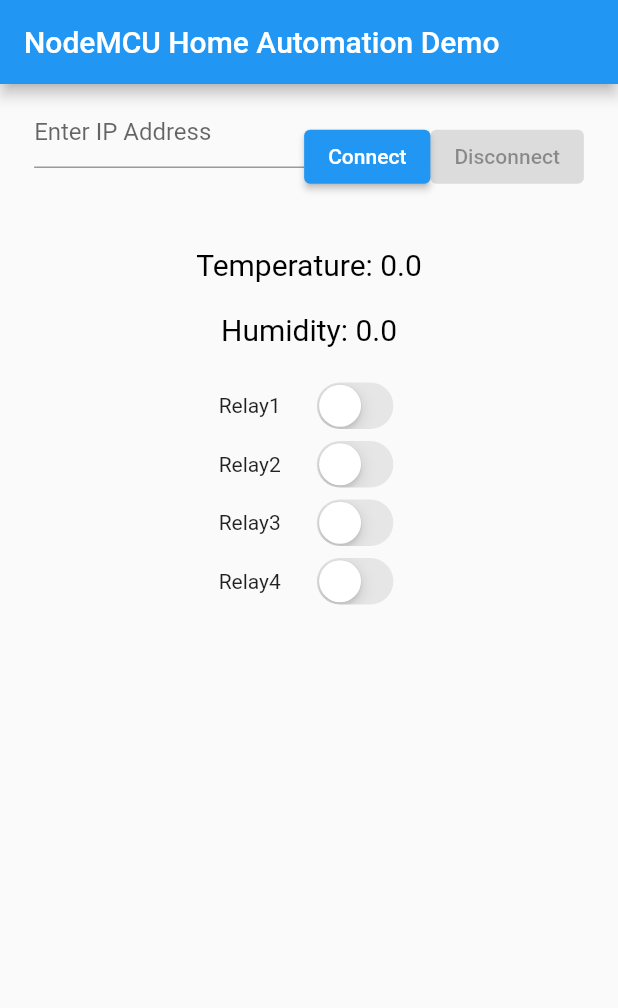
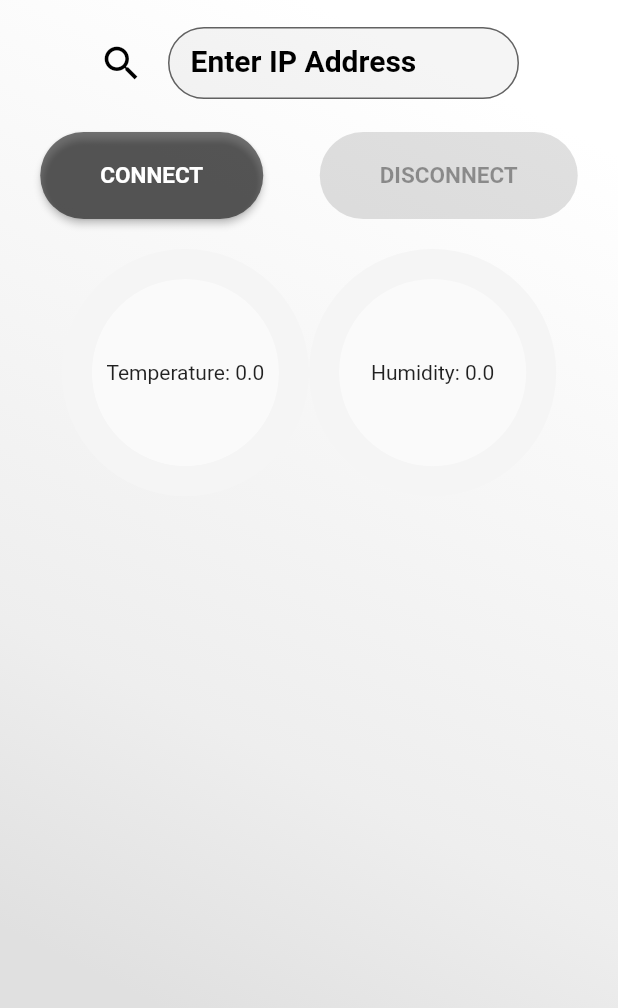
Before and after one commit to ascobani/homeAutomation_ui, a Flutter app: the screen it shows after launch, on a phone screen of 412 x 824 dp. Shown: the top 1008 px of the screen. Run offline on Flutter 3.47's test engine with Material 2 defaults, Android fonts, the phone set to English and light mode, and no system bars; drawn by our look-alikes of fl_chart; our stand-ins replace bloc, bloc_concurrency, equatable, flutter_bloc, stream_transform; missing offline and left inert: regexed_validator.

Commit message:
textfield - button - charts handled

```diff
--- /dev/null
+++ b/lib/constants/home_page_constants.dart
@@ -0,0 +1,35 @@
+import 'package:flutter/cupertino.dart';
+import 'package:flutter/material.dart';
+
+final textFieldDecoration = InputDecoration(
+  contentPadding: const EdgeInsets.symmetric(vertical: 10, horizontal: 15),
+  labelText: "Enter IP Address",
+  labelStyle: const TextStyle(
+    color: Colors.black,
+    fontWeight: FontWeight.bold,
+  ),
+  icon: const Icon(
+    Icons.search,
+    color: Colors.black,
+    size: 30,
+  ),
+  border: OutlineInputBorder(
+    borderRadius: BorderRadius.circular(30),
+    borderSide: BorderSide(color: Colors.black, width: 3),
+  ),
+  focusedBorder: OutlineInputBorder(
+    borderRadius: BorderRadius.circular(30),
+    borderSide: const BorderSide(color: Colors.black, width: 3),
+  ),
+  filled: true,
+  hintText: "Enter IP Address",
+  hintStyle: const TextStyle(color: Colors.black, fontWeight: FontWeight.w400),
+);
+final elevatedButtonStyle = ElevatedButton.styleFrom(
+  backgroundColor: Colors.black54,
+  foregroundColor: Colors.white,
+  padding: EdgeInsets.symmetric(vertical: 20, horizontal: 40),
+  shape: new RoundedRectangleBorder(
+    borderRadius: new BorderRadius.circular(30.0),
+  ),
+);
--- a/lib/home_automation.dart
+++ b/lib/home_automation.dart
@@ -1,5 +1,6 @@
 import 'package:flutter/material.dart';
 import './screens/home_screen.dart';
+import 'screens/home_screen.dart';
 export './observer/global_bloc_observer.dart';
 export 'package:flutter/cupertino.dart';
 export 'package:flutter_bloc/flutter_bloc.dart';
--- a/lib/screens/home_screen.dart
+++ b/lib/screens/home_screen.dart
@@ -1,9 +1,11 @@
+import 'package:fl_chart/fl_chart.dart';
 import 'package:flutter/cupertino.dart';
 import 'package:flutter/material.dart';
 import 'package:flutter_bloc/flutter_bloc.dart';
 import 'package:nodemcu_home_automation/bloc/nodemcu_home_automation_bloc.dart';
 import 'package:regexed_validator/regexed_validator.dart';
 import 'package:web_socket_channel/web_socket_channel.dart';
+import "../constants/home_page_constants.dart";
 
 class HomeScreen extends StatefulWidget {
   const HomeScreen({super.key, required this.title});
@@ -21,6 +23,7 @@ class _HomeScreenState extends State<HomeScreen> {
   @override
   initState() {
     super.initState();
+
     _ipAddressController = TextEditingController();
   }
 
@@ -35,9 +38,6 @@ class _HomeScreenState extends State<HomeScreen> {
     return BlocProvider(
       create: (context) => NodeMCUHomeAutomationBloc(),
       child: Scaffold(
-        appBar: AppBar(
-          title: Text(widget.title),
-        ),
         body: Center(
           child: BlocConsumer<NodeMCUHomeAutomationBloc,
               NodeMCUHomeAutomationState>(
@@ -51,18 +51,36 @@ class _HomeScreenState extends State<HomeScreen> {
               }
             },
             builder: (context, state) {
-              return Padding(
+              final temp = state.data?.temperature ?? 0.0;
+              final tempRemaining = (100.0 - (state.data?.temperature ?? 0));
+              final humidity = state.data?.humidity ?? 0.0;
+              final humidityRemaining = (100.0 - (state.data?.humidity ?? 0));
+              return Container(
+                decoration: BoxDecoration(
+                    gradient: LinearGradient(colors: [
+                  Colors.white,
+                  Colors.grey.shade100,
+                  Colors.grey.shade200,
+                  Colors.grey.shade300
+                ], stops: [
+                  0.1,
+                  0.4,
+                  0.6,
+                  0.8
+                ], begin: Alignment.topRight, end: Alignment.bottomLeft)),
+                child: Padding(
                   padding: const EdgeInsets.all(8.0),
                   child: Column(
                     children: [
-                    Row(
+                      Column(
                         mainAxisAlignment: MainAxisAlignment.center,
                         children: [
                           Form(
                             key: _formKey,
-                          child: SizedBox(
-                            height: 81,
-                            width: 180,
+                            child: Container(
+                              padding: EdgeInsets.all(10),
+                              height: 80,
+                              width: 300,
                               child: TextFormField(
                                   validator: (value) {
                                     if (value == null || value.isEmpty) {
@@ -74,19 +92,24 @@ class _HomeScreenState extends State<HomeScreen> {
                                     return null;
                                   },
                                   controller: _ipAddressController,
-                              decoration: const InputDecoration(
-                                hintText: 'Enter IP Address',
+                                  style: const TextStyle(
+                                      color: Colors.black,
+                                      fontWeight: FontWeight.bold,
+                                      fontSize: 20),
+                                  decoration: textFieldDecoration),
                             ),
                           ),
-                          ),
-                        ),
+                          Row(
+                            mainAxisAlignment: MainAxisAlignment.spaceAround,
+                            children: [
                               ElevatedButton(
                                 onPressed: state.status ==
                                         NodeMCUHomeAutomationStatus.connected
                                     ? null
                                     : () {
                                         if (_formKey.currentState!.validate()) {
-                                    BlocProvider.of<NodeMCUHomeAutomationBloc>(
+                                          BlocProvider.of<
+                                                      NodeMCUHomeAutomationBloc>(
                                                   context)
                                               .add(
                                             ConnectToNodeMCU(
@@ -98,66 +121,153 @@ class _HomeScreenState extends State<HomeScreen> {
                                           );
                                         }
                                       },
-                          child: const Text('Connect'),
+                                style: elevatedButtonStyle,
+                                child: const Text(
+                                  'CONNECT',
+                                  style: TextStyle(
+                                      fontWeight: FontWeight.bold,
+                                      fontSize: 15),
+                                ),
                               ),
                               ElevatedButton(
                                 onPressed: state.status !=
                                         NodeMCUHomeAutomationStatus.connected
                                     ? null
                                     : () {
-                                    BlocProvider.of<NodeMCUHomeAutomationBloc>(
+                                        BlocProvider.of<
+                                                    NodeMCUHomeAutomationBloc>(
                                                 context)
-                                        .add(
-                                      const DisconnectFromNodeMCU(),
-                                    );
+                                            .add(const DisconnectFromNodeMCU());
                                       },
-                            child: const Text('Disconnect')),
+                                style: elevatedButtonStyle,
+                                child: const Text(
+                                  'DISCONNECT',
+                                  style: TextStyle(
+                                      fontWeight: FontWeight.bold,
+                                      fontSize: 15),
+                                ),
+                              ),
+                            ],
+                          )
                         ],
                       ),
                       const SizedBox(height: 20),
+
+                      SizedBox(
+                        width: MediaQuery.of(context).size.width * 0.8,
+                        child: Row(
+                          mainAxisAlignment: MainAxisAlignment.spaceEvenly,
+                          children: [
+                            SizedBox(
+                                width: MediaQuery.of(context).size.width * 0.4,
+                                child: Stack(
+                                    alignment: AlignmentDirectional.center,
+                                    children: [
+                                      pieChart(temp, tempRemaining),
                                       Text(
                                         state.data?.temperature != null
                                             ? 'Temperature: ${state.data!.temperature}'
                                             : 'Temperature: 0.0',
-                      style: TextStyle(color: Colors.black, fontSize: 20),
+                                      )
+                                    ])),
+                            SizedBox(
+                                width: MediaQuery.of(context).size.width * 0.4,
+                                child: Stack(
+                                    alignment: AlignmentDirectional.center,
+                                    children: [
+                                      pieChart(humidity, humidityRemaining),
+                                      Text(state.data?.humidity != null
+                                          ? 'Humidity: ${state.data!.humidity}'
+                                          : 'Humidity: 0.0'),
+                                    ])),
+                          ],
                         ),
-                    const SizedBox(height: 20),
-                    Text(
-                      state.data?.humidity != null
-                          ? 'Humidity: ${state.data!.humidity}'
-                          : 'Humidity: 0.0',
-                      style: TextStyle(color: Colors.black, fontSize: 20),
                       ),
-                    const SizedBox(height: 20),
-                    customCupertinoSwitch(
-                        'Relay1',
-                        state.data?.relay1 ?? false,
-                        (p0) => context
-                            .read<NodeMCUHomeAutomationBloc>()
-                            .add(SendDataToNodeMCU('toggleCh1'))),
-                    customCupertinoSwitch(
-                        'Relay2',
-                        state.data?.relay2 ?? false,
-                        (p0) => context
-                            .read<NodeMCUHomeAutomationBloc>()
-                            .add(SendDataToNodeMCU('toggleCh2'))),
-                    customCupertinoSwitch(
-                        'Relay3',
-                        state.data?.relay3 ?? false,
-                        (p0) => context
-                            .read<NodeMCUHomeAutomationBloc>()
-                            .add(SendDataToNodeMCU('toggleCh3'))),
-                    customCupertinoSwitch(
-                        'Relay4',
-                        state.data?.relay4 ?? false,
-                        (p0) => context
-                            .read<NodeMCUHomeAutomationBloc>()
-                            .add(SendDataToNodeMCU('toggleCh4'))),
+
+                      // Text(
+                      //   state.data?.temperature != null
+                      //       ? 'Temperature: ${state.data!.temperature}'
+                      //       : 'Temperature: 0.0',
+                      //   style: TextStyle(color: Colors.black, fontSize: 20),
+                      // ),
+                      // const SizedBox(height: 20),
+                      // Text(
+                      //   state.data?.humidity != null
+                      //       ? 'Humidity: ${state.data!.humidity}'
+                      //       : 'Humidity: 0.0',
+                      //   style: TextStyle(color: Colors.black, fontSize: 20),
+                      // ),
+                      //const SizedBox(height: 20),
+                      // customCupertinoSwitch(
+                      //     'Relay1',
+                      //     state.data?.relay1 ?? false,
+                      //     (p0) => context
+                      //         .read<NodeMCUHomeAutomationBloc>()
+                      //         .add(SendDataToNodeMCU('toggleCh1'))),
+                      // customCupertinoSwitch(
+                      //     'Relay2',
+                      //     state.data?.relay2 ?? false,
+                      //     (p0) => context
+                      //         .read<NodeMCUHomeAutomationBloc>()
+                      //         .add(SendDataToNodeMCU('toggleCh2'))),
+                      // customCupertinoSwitch(
+                      //     'Relay3',
+                      //     state.data?.relay3 ?? false,
+                      //     (p0) => context
+                      //         .read<NodeMCUHomeAutomationBloc>()
+                      //         .add(SendDataToNodeMCU('toggleCh3'))),
+                      // customCupertinoSwitch(
+                      //     'Relay4',
+                      //     state.data?.relay4 ?? false,
+                      //     (p0) => context
+                      //         .read<NodeMCUHomeAutomationBloc>()
+                      //         .add(SendDataToNodeMCU('toggleCh4'))),
                     ],
+                  ),
                 ),
               );
             },
           ),
+        ),
+      ),
+    );
+  }
+
+  Widget pieChart(double value, double valueRemaining) {
+    return AspectRatio(
+      aspectRatio: 1,
+      child: PieChart(
+        PieChartData(
+          centerSpaceColor: Colors.grey.shade50,
+          borderData: FlBorderData(
+            show: true,
+            border: Border.all(
+              color: Colors.black,
+              width: 10,
+            ),
+          ),
+          sections: [
+            PieChartSectionData(
+              color: Colors.black,
+              borderSide: BorderSide(
+                color: Colors.grey.shade50,
+                width: 4,
+              ),
+              value: value,
+              showTitle: false,
+              radius: 20,
+            ),
+            PieChartSectionData(
+              color: Colors.grey.shade100,
+              borderSide: BorderSide(
+                color: Colors.black26,
+                width: 4,
+              ),
+              showTitle: false,
+              value: valueRemaining,
+              radius: 20,
+            ),
+          ],
         ),
       ),
     );
@@ -178,3 +288,9 @@ Widget customCupertinoSwitch(
     ],
   );
 }
+
+class ChartData {
+  final String title;
+  final double value;
+  ChartData(this.title, this.value);
+}
```
Also changed, not shown: pubspec.yaml (+7 -5 lines), pubspec.lock. Lines whose indentation alone changed are shown as unchanged.
